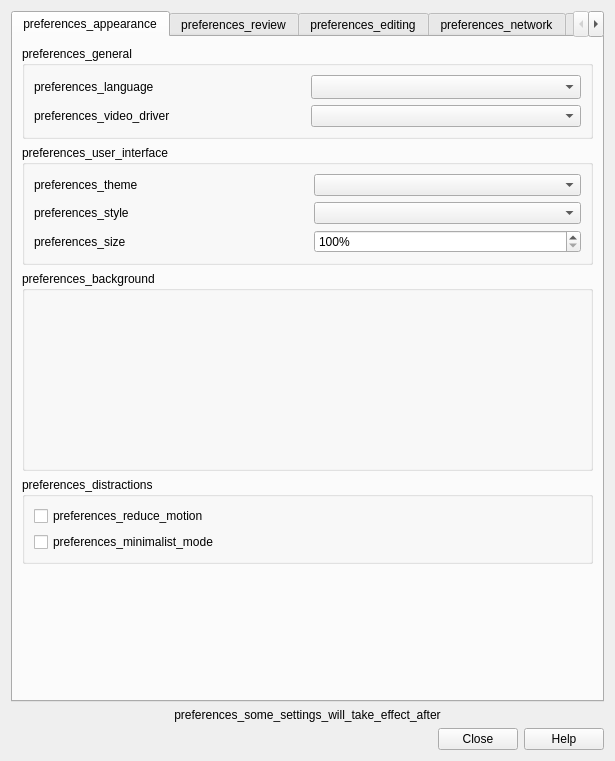
Above: qt/aqt/forms/preferences.ui from kleinerpirat/anki before the change. Below: the same form after it.
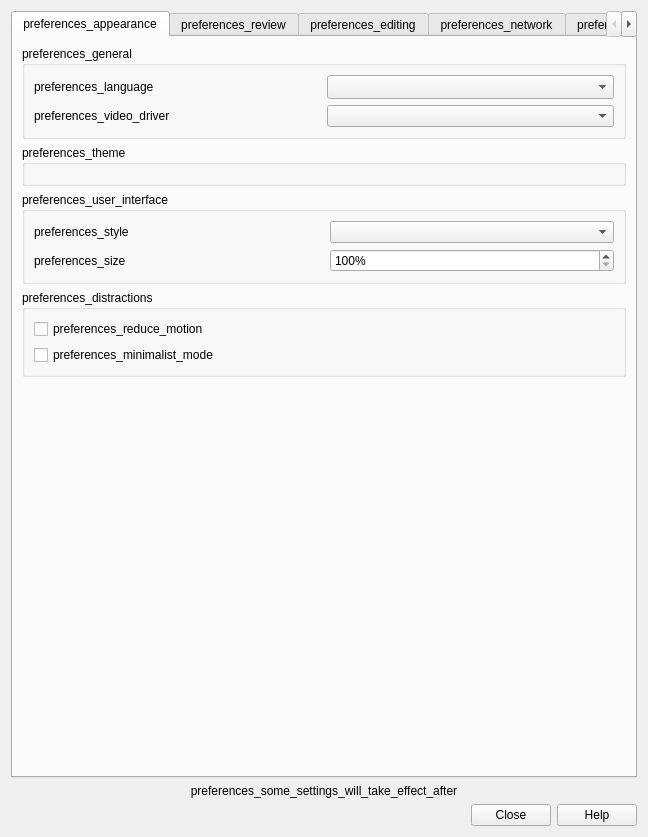
That is the form after the change.

What changed in the file:
```diff
--- a/qt/aqt/forms/preferences.ui
+++ b/qt/aqt/forms/preferences.ui
@@ -6,8 +6,8 @@
    <rect>
     <x>0</x>
     <y>0</y>
-    <width>615</width>
-    <height>761</height>
+    <width>648</width>
+    <height>837</height>
    </rect>
   </property>
   <property name="windowTitle">
@@ -80,7 +80,17 @@
         </widget>
        </item>
        <item>
-        <layout class="QHBoxLayout" name="uiLayout">
+        <widget class="QGroupBox" name="themeBox">
+         <property name="title">
+          <string>preferences_theme</string>
+         </property>
+         <layout class="QVBoxLayout" name="verticalLayout_7">
+          <item>
+           <layout class="QVBoxLayout" name="themeLayout"/>
+          </item>
+         </layout>
+        </widget>
+       </item>
          <item>
           <widget class="QGroupBox" name="uiGroup">
            <property name="title">
@@ -90,43 +100,7 @@
             <property name="horizontalSpacing">
              <number>12</number>
             </property>
-            <item row="0" column="1">
-             <widget class="QLabel" name="label">
-              <property name="sizePolicy">
-               <sizepolicy hsizetype="Preferred" vsizetype="Preferred">
-                <horstretch>0</horstretch>
-                <verstretch>0</verstretch>
-               </sizepolicy>
-              </property>
-              <property name="text">
-               <string>preferences_theme</string>
-              </property>
-             </widget>
-            </item>
             <item row="0" column="2">
-             <widget class="QComboBox" name="theme">
-              <property name="sizePolicy">
-               <sizepolicy hsizetype="Preferred" vsizetype="Fixed">
-                <horstretch>0</horstretch>
-                <verstretch>0</verstretch>
-               </sizepolicy>
-              </property>
-             </widget>
-            </item>
-            <item row="1" column="1">
-             <widget class="QLabel" name="label_2">
-              <property name="sizePolicy">
-               <sizepolicy hsizetype="Preferred" vsizetype="Preferred">
-                <horstretch>0</horstretch>
-                <verstretch>0</verstretch>
-               </sizepolicy>
-              </property>
-              <property name="text">
-               <string>preferences_style</string>
-              </property>
-             </widget>
-            </item>
-            <item row="1" column="2">
              <widget class="QComboBox" name="styleComboBox">
               <property name="sizePolicy">
                <sizepolicy hsizetype="Preferred" vsizetype="Fixed">
@@ -139,7 +113,7 @@
               </property>
              </widget>
             </item>
-            <item row="2" column="2">
+          <item row="1" column="2">
              <widget class="QSpinBox" name="uiScale">
               <property name="sizePolicy">
                <sizepolicy hsizetype="Preferred" vsizetype="Fixed">
@@ -161,7 +135,20 @@
               </property>
              </widget>
             </item>
-            <item row="2" column="1">
+          <item row="0" column="1">
+           <widget class="QLabel" name="styleLabel">
+            <property name="sizePolicy">
+             <sizepolicy hsizetype="Preferred" vsizetype="Preferred">
+              <horstretch>0</horstretch>
+              <verstretch>0</verstretch>
+             </sizepolicy>
+            </property>
+            <property name="text">
+             <string>preferences_style</string>
+            </property>
+           </widget>
+          </item>
+          <item row="1" column="1">
              <widget class="QLabel" name="uiSizeLabel">
               <property name="sizePolicy">
                <sizepolicy hsizetype="Preferred" vsizetype="Preferred">
@@ -177,27 +164,6 @@
            </layout>
           </widget>
          </item>
-        </layout>
-       </item>
-       <item>
-        <widget class="QGroupBox" name="backgroundBox">
-         <property name="sizePolicy">
-          <sizepolicy hsizetype="Preferred" vsizetype="MinimumExpanding">
-           <horstretch>0</horstretch>
-           <verstretch>0</verstretch>
-          </sizepolicy>
-         </property>
-         <property name="minimumSize">
-          <size>
-           <width>0</width>
-           <height>200</height>
-          </size>
-         </property>
-         <property name="title">
-          <string>preferences_background</string>
-         </property>
-        </widget>
-       </item>
        <item>
         <widget class="QGroupBox" name="distractionsGroup">
          <property name="title">
```
Left out of the diff: 3 changed lines with no effect on the pictures. Lines whose indentation alone changed are shown as unchanged.
